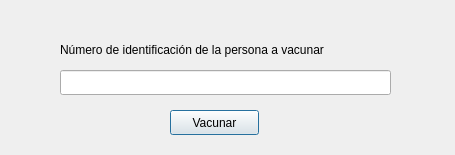
Above: interface/ui/vaccinateMock.ui from alecBagnol/sgv_unisalud before the change. Below: the same form after it.
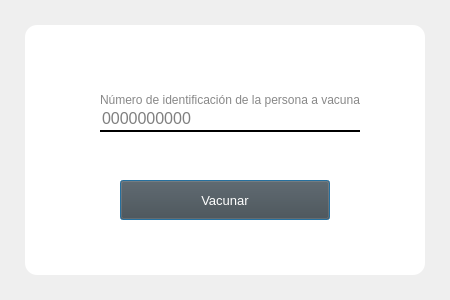
That is the form after the change.

```diff
--- a/interface/ui/vaccinateMock.ui
+++ b/interface/ui/vaccinateMock.ui
@@ -6,8 +6,8 @@
    <rect>
     <x>0</x>
     <y>0</y>
-    <width>455</width>
-    <height>155</height>
+    <width>450</width>
+    <height>300</height>
    </rect>
   </property>
   <property name="windowTitle">
@@ -16,22 +16,36 @@
   <widget class="QLineEdit" name="box">
    <property name="geometry">
     <rect>
-     <x>60</x>
-     <y>70</y>
-     <width>331</width>
+     <x>100</x>
+     <y>107</y>
+     <width>260</width>
      <height>25</height>
     </rect>
    </property>
+   <property name="font">
+    <font>
+     <pointsize>12</pointsize>
+    </font>
+   </property>
+   <property name="styleSheet">
+    <string notr="true">border-top-color: white; border-left-color: white; border-right-color: white; border-bottom-width: 2px; border-style:solid;</string>
+   </property>
+   <property name="placeholderText">
+    <string>0000000000</string>
+   </property>
   </widget>
   <widget class="QLabel" name="label">
    <property name="geometry">
     <rect>
-     <x>60</x>
-     <y>40</y>
-     <width>341</width>
+     <x>100</x>
+     <y>90</y>
+     <width>260</width>
      <height>20</height>
     </rect>
    </property>
+   <property name="styleSheet">
+    <string notr="true">color: rgb(136, 136, 136);</string>
+   </property>
    <property name="text">
     <string>Número de identificación de la persona a vacunar</string>
    </property>
@@ -39,16 +53,47 @@
   <widget class="QPushButton" name="vaccinateButton">
    <property name="geometry">
     <rect>
-     <x>170</x>
-     <y>110</y>
-     <width>89</width>
-     <height>25</height>
+     <x>120</x>
+     <y>180</y>
+     <width>210</width>
+     <height>40</height>
     </rect>
    </property>
+   <property name="font">
+    <font>
+     <pointsize>10</pointsize>
+    </font>
+   </property>
+   <property name="styleSheet">
+    <string notr="true">background-color: rgb(72, 72, 72); color: rgb(255, 255, 255);</string>
+   </property>
    <property name="text">
     <string>Vacunar</string>
    </property>
   </widget>
+  <widget class="QFrame" name="frame">
+   <property name="geometry">
+    <rect>
+     <x>25</x>
+     <y>25</y>
+     <width>400</width>
+     <height>250</height>
+    </rect>
+   </property>
+   <property name="styleSheet">
+    <string notr="true">background-color: rgb(255, 255, 255); border-radius: 12;</string>
+   </property>
+   <property name="frameShape">
+    <enum>QFrame::StyledPanel</enum>
+   </property>
+   <property name="frameShadow">
+    <enum>QFrame::Raised</enum>
+   </property>
+  </widget>
+  <zorder>frame</zorder>
+  <zorder>box</zorder>
+  <zorder>label</zorder>
+  <zorder>vaccinateButton</zorder>
  </widget>
  <resources/>
  <connections/>
```
